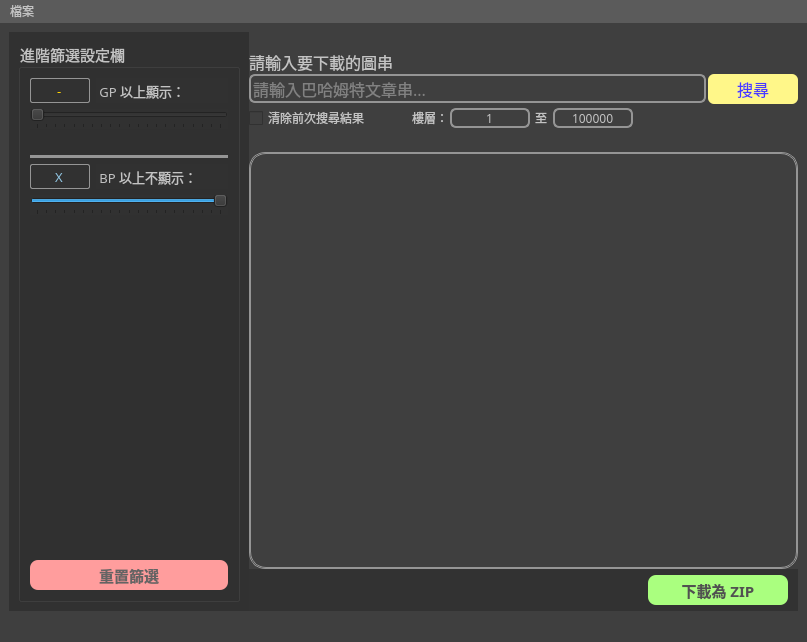
Old version of the form resource/ui/mainwindow.ui in the repository Bill2015/PyQt-Bahamut-Image-Downloader.
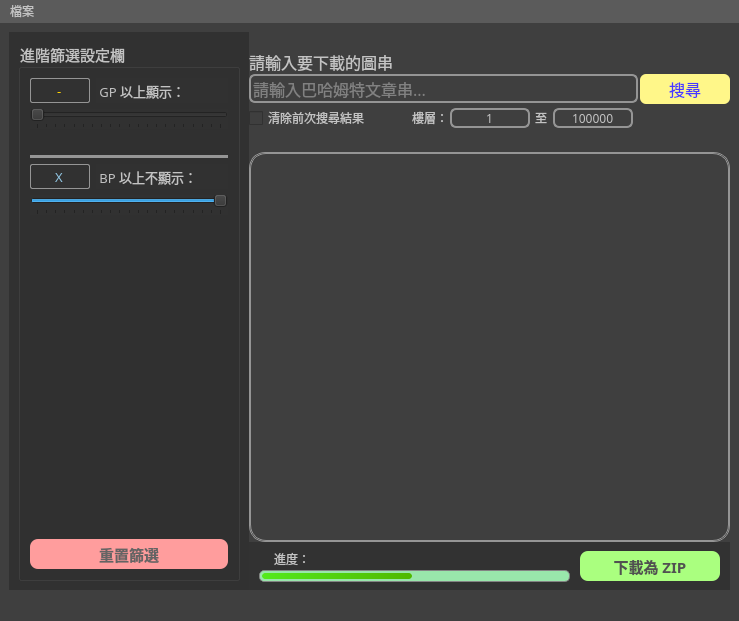
New version of the form.

Patch:
```diff
--- a/resource/ui/mainwindow.ui
+++ b/resource/ui/mainwindow.ui
@@ -9,8 +9,8 @@
    <rect>
     <x>0</x>
     <y>0</y>
-    <width>807</width>
-    <height>642</height>
+    <width>739</width>
+    <height>621</height>
    </rect>
   </property>
   <property name="font">
@@ -662,8 +662,8 @@
             <rect>
              <x>0</x>
              <y>0</y>
-             <width>539</width>
-             <height>396</height>
+             <width>471</width>
+             <height>369</height>
             </rect>
            </property>
           </widget>
@@ -673,6 +673,12 @@
       </item>
       <item>
        <widget class="QWidget" name="downloadWidget" native="true">
+        <property name="minimumSize">
+         <size>
+          <width>0</width>
+          <height>48</height>
+         </size>
+        </property>
         <property name="styleSheet">
          <string notr="true">background-color:rgb(50, 50, 50);
 </string>
@@ -694,13 +700,116 @@
           <number>6</number>
          </property>
          <item>
-          <spacer name="horizontalSpacer_3">
+          <layout class="QVBoxLayout" name="progressVerticalLayout">
+           <property name="spacing">
+            <number>0</number>
+           </property>
+           <item>
+            <widget class="QLabel" name="progressLabel">
+             <property name="enabled">
+              <bool>true</bool>
+             </property>
+             <property name="minimumSize">
+              <size>
+               <width>0</width>
+               <height>0</height>
+              </size>
+             </property>
+             <property name="maximumSize">
+              <size>
+               <width>16777215</width>
+               <height>20</height>
+              </size>
+             </property>
+             <property name="font">
+              <font>
+               <family>微軟正黑體</family>
+              </font>
+             </property>
+             <property name="styleSheet">
+              <string notr="true">QLabel#progressLabel{
+	border-style:none;
+	color: rgb(195, 195, 195);
+	padding-left: 12px
+}</string>
+             </property>
+             <property name="text">
+              <string>進度：</string>
+             </property>
+            </widget>
+           </item>
+           <item>
+            <widget class="QProgressBar" name="progressBar">
+             <property name="sizePolicy">
+              <sizepolicy hsizetype="Expanding" vsizetype="Fixed">
+               <horstretch>0</horstretch>
+               <verstretch>0</verstretch>
+              </sizepolicy>
+             </property>
+             <property name="minimumSize">
+              <size>
+               <width>280</width>
+               <height>0</height>
+              </size>
+             </property>
+             <property name="maximumSize">
+              <size>
+               <width>16777215</width>
+               <height>12</height>
+              </size>
+             </property>
+             <property name="font">
+              <font>
+               <family>微軟正黑體</family>
+               <pointsize>6</pointsize>
+              </font>
+             </property>
+             <property name="styleSheet">
+              <string notr="true">QProgressBar#progressBar{
+	background-color: rgb(153, 230, 171);
+	border-style: solid;
+	border-color: rgb(131, 131, 131);
+	border-width: 1px;
+	border-radius: 5px;
+}
+QProgressBar#progressBar::chunk:horizontal {
+	background: qlineargradient(x1: 0, y1: 0.5, x2: 1, y2: 0.5, stop: 0 rgb(83, 234, 28), stop: 1 rgb(80, 184, 0));
+	border-style: solid;
+	border-color: rgb(153, 230, 171);
+	border-width: 2px;
+	border-radius: 5px;
+}</string>
+             </property>
+             <property name="value">
+              <number>50</number>
+             </property>
+             <property name="alignment">
+              <set>Qt::AlignCenter</set>
+             </property>
+             <property name="textVisible">
+              <bool>false</bool>
+             </property>
+             <property name="orientation">
+              <enum>Qt::Horizontal</enum>
+             </property>
+             <property name="invertedAppearance">
+              <bool>false</bool>
+             </property>
+            </widget>
+           </item>
+          </layout>
+         </item>
+         <item>
+          <spacer name="progressHorizontalSpacer">
            <property name="orientation">
             <enum>Qt::Horizontal</enum>
            </property>
+           <property name="sizeType">
+            <enum>QSizePolicy::Preferred</enum>
+           </property>
            <property name="sizeHint" stdset="0">
             <size>
-             <width>40</width>
+             <width>0</width>
              <height>20</height>
             </size>
            </property>
@@ -709,7 +818,7 @@
          <item>
           <widget class="QPushButton" name="downloadButton">
            <property name="sizePolicy">
-            <sizepolicy hsizetype="Minimum" vsizetype="Fixed">
+            <sizepolicy hsizetype="Fixed" vsizetype="Fixed">
              <horstretch>0</horstretch>
              <verstretch>0</verstretch>
             </sizepolicy>
@@ -760,7 +869,7 @@
     <rect>
      <x>0</x>
      <y>0</y>
-     <width>807</width>
+     <width>739</width>
      <height>25</height>
     </rect>
    </property>
```
